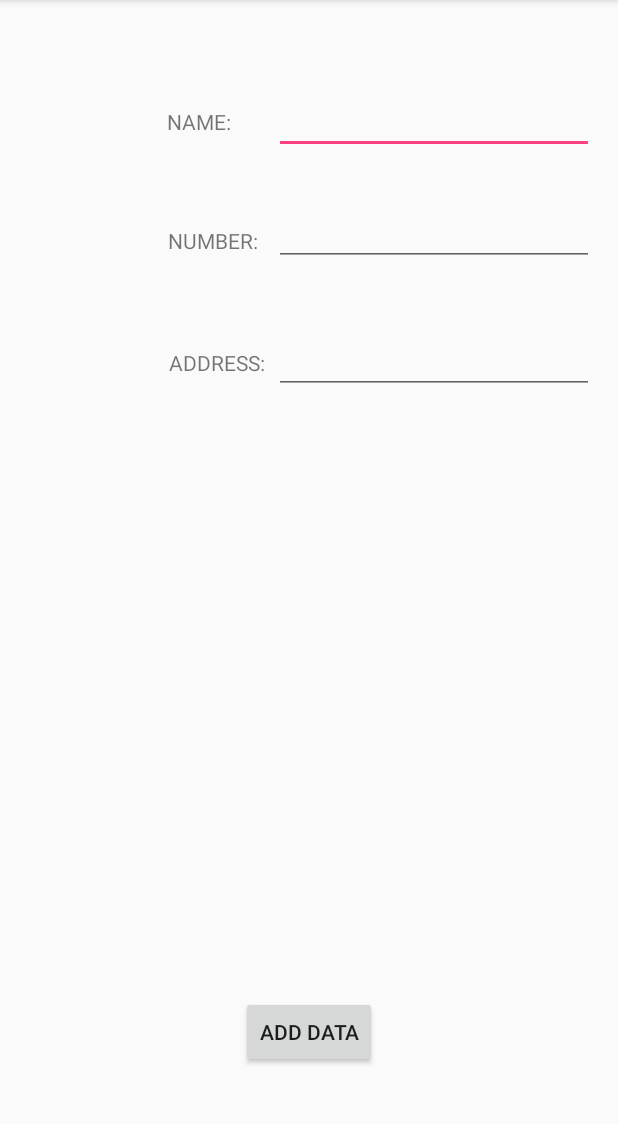
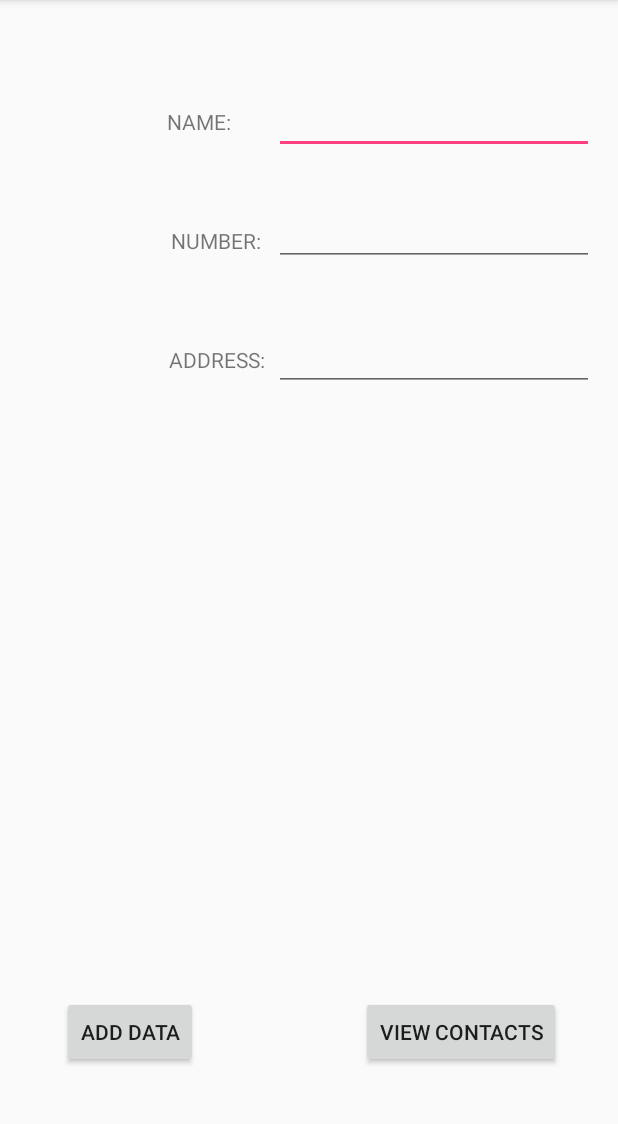
Before and after one commit to chanf2824/MyContactApp, an Android app: the screen it shows after launch (MainActivity), after a tap on "ADD DATA", on a phone screen of 412 x 824 dp, the part 84-1208 px from its top. Run offline under Robolectric (Android 15) with nearby library versions, the phone set to English and light mode, and no system bars.

Commit message:
Finish showMessage method, experiment with insertData method, added View Contacts button

```diff
--- a/MyContactApp/app/src/main/java/com/example/chanf/mycontactapp/DatabaseHelper.java
+++ b/MyContactApp/app/src/main/java/com/example/chanf/mycontactapp/DatabaseHelper.java
@@ -15,17 +15,19 @@ public class DatabaseHelper extends SQLiteOpenHelper {
 
     public static final String DATABASE_NAME = "Contact.db";
     public static final String TABLE_NAME = "contact_table";
-    public static final String COL_1 = "NAME";
-    public static final String COL_2 = "NUMBER";
-    public static final String COL_3 = "ADDRESS";
+    public static final String COL_1 = "ID";
+    public static final String COL_2 = "NAME";
+    public static final String COL_3 = "NUMBER";
+    public static final String COL_4 = "ADDRESS";
+
 
     public DatabaseHelper(Context context) {
-        super(context, DATABASE_NAME, null, 1);
+        super(context, DATABASE_NAME, null, 3);
     }
 
     @Override
     public void onCreate(SQLiteDatabase db) {
-        db.execSQL("CREATE TABLE " + TABLE_NAME + " (ID_INTEGER_PRIMARY_KEY_AUTOINCREMENT, NAME TEXT)");
+        db.execSQL("CREATE TABLE " + TABLE_NAME + " (ID_INTEGER_PRIMARY_KEY_AUTOINCREMENT, NAME TEXT, NUMBER TEXT, ADDRESS TEXT)");
     }
 
     @Override
@@ -36,10 +38,10 @@ public class DatabaseHelper extends SQLiteOpenHelper {
 
     public boolean insertData(String name, String number, String address){
         SQLiteDatabase db = this.getWritableDatabase();
-        ContentValues contentValues = new ContentValues();
-        contentValues.put(COL_1, name);
-        contentValues.put(COL_2, number);
-        contentValues.put(COL_3, address);
+        ContentValues contentValues = new ContentValues(3);
+        contentValues.put(COL_2, name);
+        contentValues.put(COL_3, number);
+        contentValues.put(COL_4, address);
         Log.d("MyContact", "DatabaseHelper: Set up contentValues");
 
         long result = db.insert(TABLE_NAME, null, contentValues);
--- a/MyContactApp/app/src/main/java/com/example/chanf/mycontactapp/MainActivity.java
+++ b/MyContactApp/app/src/main/java/com/example/chanf/mycontactapp/MainActivity.java
@@ -2,6 +2,7 @@ package com.example.chanf.mycontactapp;
 
 import android.content.Context;
 import android.database.Cursor;
+import android.support.v7.app.AlertDialog;
 import android.support.v7.app.AppCompatActivity;
 import android.os.Bundle;
 import android.util.Log;
@@ -67,12 +68,16 @@ public class MainActivity extends AppCompatActivity {
 
         StringBuffer buffer = new StringBuffer();
         //setup a loop with the Cursor (res) using moveToNext
-        //  append each COL to the buffer
-        //  display message using showMessage
+            //  append each COL to the buffer
+            //  display message using showMessage
         showMessage("Data", buffer.toString());
     }
 
     private void showMessage(String title, String message) {
-
+        AlertDialog.Builder builder = new AlertDialog.Builder(this);
+        builder.setCancelable(true); //cancel using back button
+        builder.setTitle(title);
+        builder.setMessage(message);
+        builder.show();
     }
 }
--- a/MyContactApp/app/src/main/res/layout/activity_main.xml
+++ b/MyContactApp/app/src/main/res/layout/activity_main.xml
@@ -39,10 +39,9 @@
         android:layout_height="wrap_content"
         android:onClick="addData"
         android:text="Add Data"
-        tools:layout_constraintRight_creator="1"
+        android:layout_marginStart="41dp"
         tools:layout_constraintBottom_creator="1"
         app:layout_constraintBottom_toBottomOf="parent"
-        app:layout_constraintRight_toRightOf="parent"
         tools:layout_constraintLeft_creator="1"
         android:layout_marginBottom="56dp"
         app:layout_constraintLeft_toLeftOf="parent" />
@@ -52,7 +51,7 @@
         android:layout_width="wrap_content"
         android:layout_height="wrap_content"
         android:text="NUMBER: "
-        android:layout_marginEnd="7dp"
+        android:layout_marginEnd="5dp"
         app:layout_constraintRight_toLeftOf="@+id/editText_number"
         tools:layout_constraintRight_creator="1"
         tools:layout_constraintBottom_creator="1"
@@ -67,10 +66,11 @@
         android:inputType="phone"
         tools:layout_constraintTop_creator="1"
         tools:layout_constraintRight_creator="1"
-        android:layout_marginEnd="16dp"
-        app:layout_constraintRight_toRightOf="parent"
+        app:layout_constraintRight_toRightOf="@+id/editText_address"
         android:layout_marginTop="29dp"
-        app:layout_constraintTop_toBottomOf="@+id/editText_name" />
+        app:layout_constraintTop_toBottomOf="@+id/editText_name"
+        tools:layout_constraintLeft_creator="1"
+        app:layout_constraintLeft_toLeftOf="@+id/editText_address" />
 
     <TextView
         android:id="@+id/textView_address"
@@ -92,10 +92,23 @@
         android:inputType="textPostalAddress"
         tools:layout_constraintTop_creator="1"
         tools:layout_constraintRight_creator="1"
-        app:layout_constraintRight_toRightOf="@+id/editText_number"
-        android:layout_marginTop="40dp"
-        app:layout_constraintTop_toBottomOf="@+id/editText_number"
-        tools:layout_constraintLeft_creator="1"
-        app:layout_constraintLeft_toLeftOf="@+id/editText_number" />
+        android:layout_marginEnd="16dp"
+        app:layout_constraintRight_toRightOf="parent"
+        android:layout_marginTop="38dp"
+        app:layout_constraintTop_toBottomOf="@+id/editText_number" />
+
+    <Button
+        android:id="@+id/buttonView"
+        android:layout_width="wrap_content"
+        android:layout_height="wrap_content"
+        android:onClick="viewData"
+        android:text="View Contacts"
+        android:layout_marginEnd="38dp"
+        tools:layout_constraintTop_creator="1"
+        tools:layout_constraintRight_creator="1"
+        tools:layout_constraintBottom_creator="1"
+        app:layout_constraintBottom_toBottomOf="@+id/button"
+        app:layout_constraintRight_toRightOf="parent"
+        app:layout_constraintTop_toTopOf="@+id/button" />
 
 </android.support.constraint.ConstraintLayout>
```
